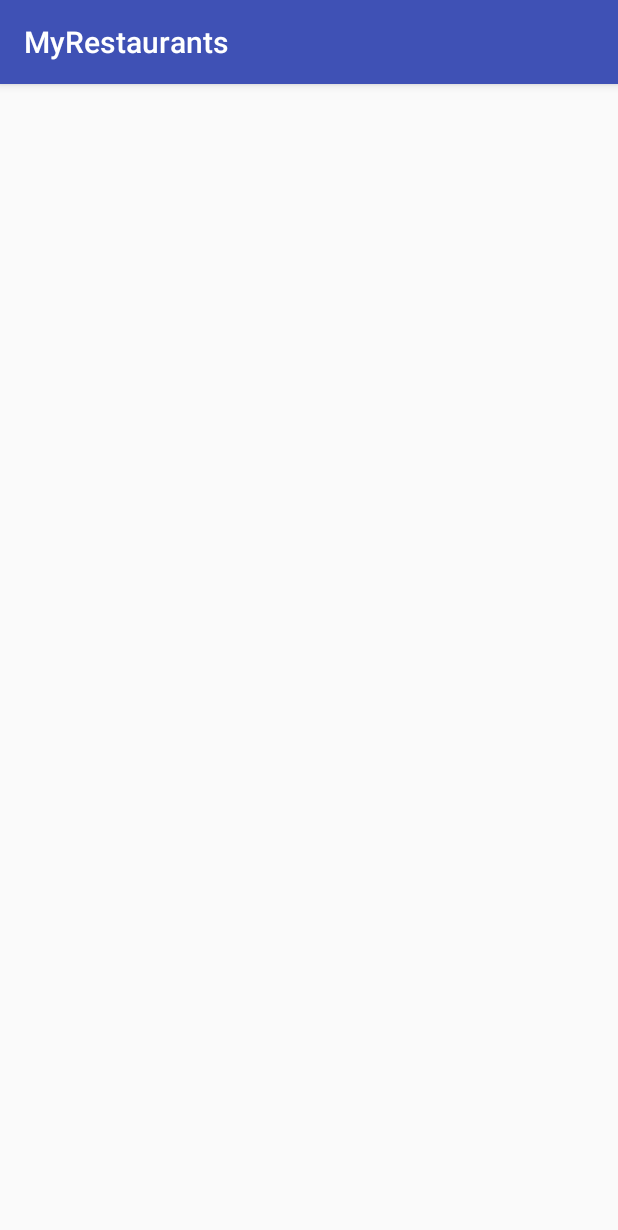
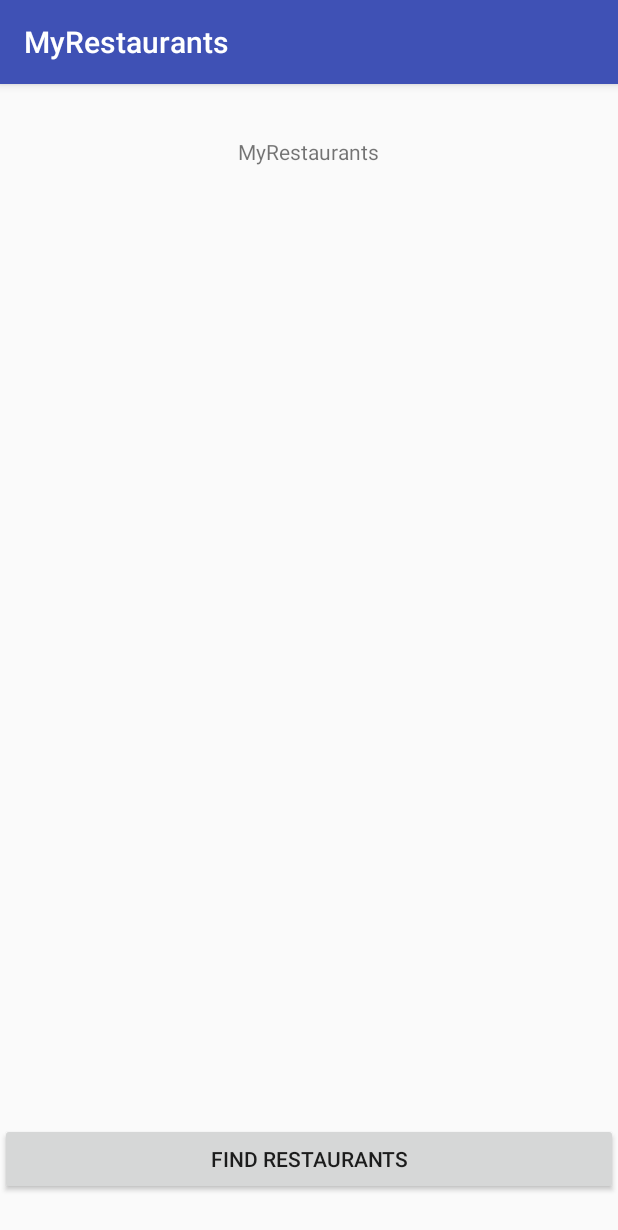
Before and after one commit to Edgarcho/MyRestaurants, an Android app: the screen it shows after launch (MainActivity), on a phone screen of 412 x 824 dp. Shown: the top 1230 px of the screen. Run offline under Robolectric (Android 15) with nearby library versions, the phone set to English and light mode, and no system bars.

Commit message:
Add textview and buttonview to main activity

```diff
--- a/app/src/main/res/layout/activity_main.xml
+++ b/app/src/main/res/layout/activity_main.xml
@@ -2,4 +2,22 @@
 <RelativeLayout xmlns:android="http://schemas.android.com/apk/res/android"
     android:layout_width="match_parent" android:layout_height="match_parent">
 
+    <TextView
+        android:layout_width="wrap_content"
+        android:layout_height="wrap_content"
+        android:text="MyRestaurants"
+        android:layout_alignParentTop="true"
+        android:layout_centerHorizontal="true"
+        android:layout_marginTop="35dp"
+        android:id="@+id/textView" />
+
+    <Button
+        android:id="@+id/findRestaurantsButton"
+        android:layout_width="match_parent"
+        android:layout_height="wrap_content"
+        android:layout_alignParentBottom="true"
+        android:layout_centerHorizontal="true"
+        android:layout_marginBottom="27dp"
+        android:text="Find Restaurants" />
+
 </RelativeLayout>
```
